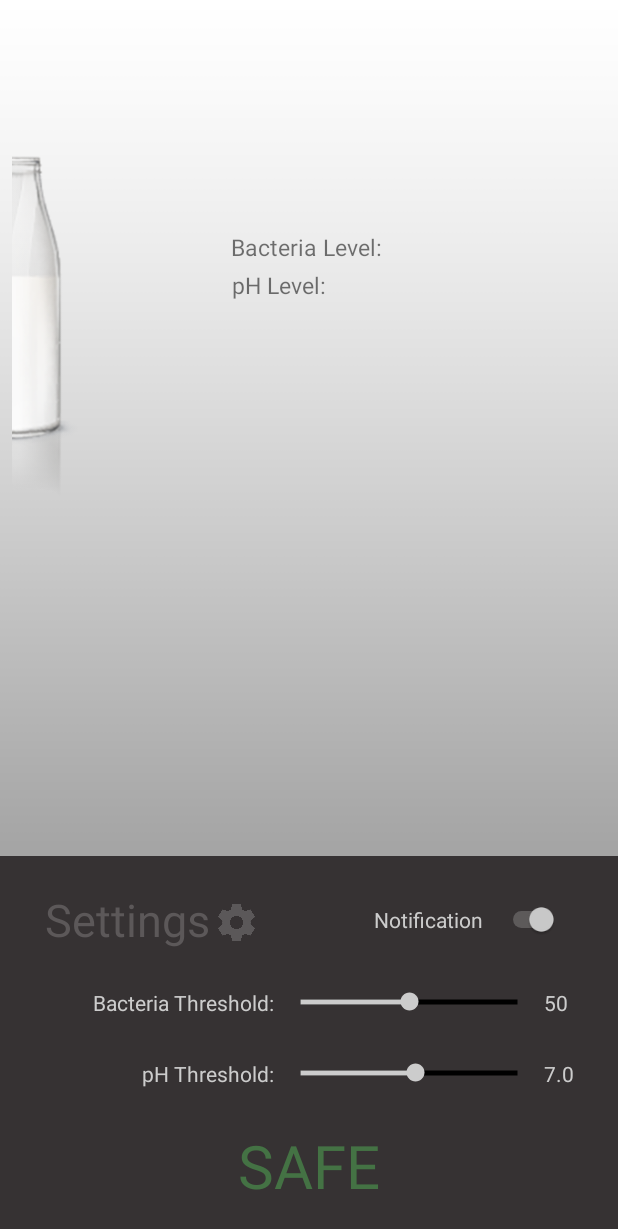
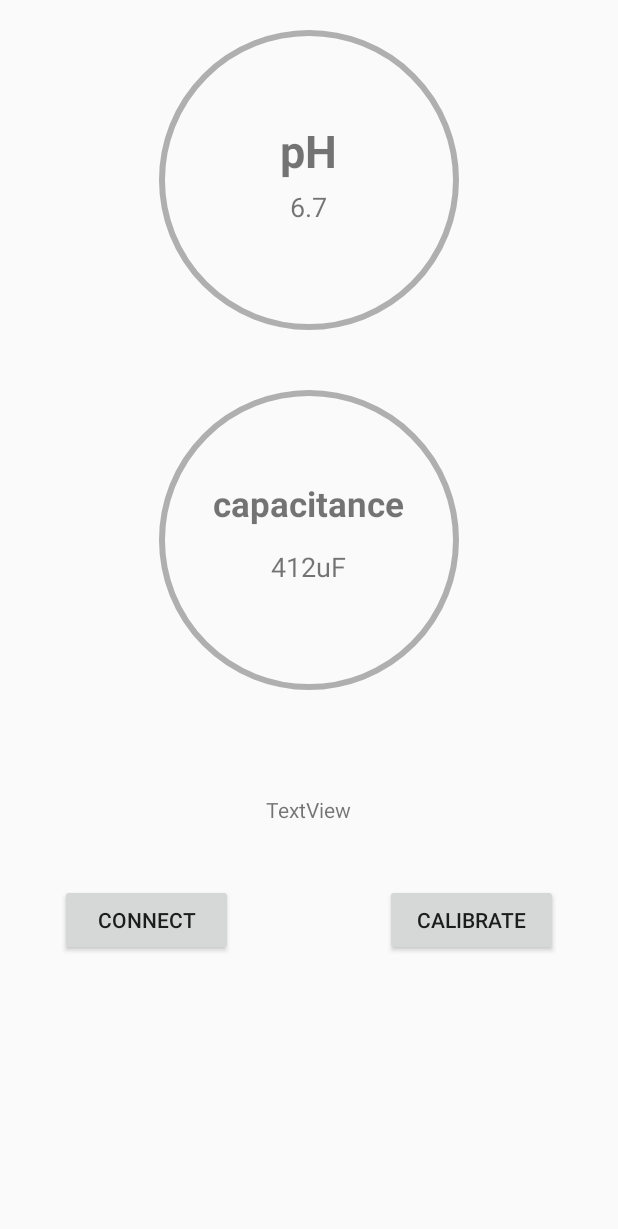
Before and after one commit to loichiilek/MilkWatch, an Android app: the screen it shows after launch (InformationDisplay before the commit, CircularProgressBarActivity after it), after a tap on an icon or button, on a phone screen of 412 x 824 dp. Shown: the top 1229 px of the screen. Run offline under Robolectric (Android 15) with nearby library versions, the phone set to English and light mode, and no system bars; libraries missing offline, so code that uses them is left out: org.eclipse.paho; 6 statements that could not run were skipped.

Commit message:
Think it's done?

```diff
--- /dev/null
+++ b/app/src/main/java/com/example/chiilek/milkwatch/CircularProgressBar.java
@@ -0,0 +1,189 @@
+package com.example.chiilek.milkwatch;
+
+import android.animation.ObjectAnimator;
+import android.content.Context;
+import android.content.res.TypedArray;
+import android.graphics.Canvas;
+import android.graphics.Color;
+import android.graphics.Paint;
+import android.graphics.RectF;
+import android.util.AttributeSet;
+import android.util.Log;
+import android.view.View;
+import android.view.animation.DecelerateInterpolator;
+
+/**
+ * Created by chiilek on 1/4/2018.
+ */
+
+public class CircularProgressBar extends View {
+
+    public float getStrokeWidth() {
+        return strokeWidth;
+    }
+
+    public void setStrokeWidth(float strokeWidth) {
+        this.strokeWidth = strokeWidth;
+        backgroundPaint.setStrokeWidth(strokeWidth);
+        foregroundPaint.setStrokeWidth(strokeWidth);
+        invalidate();
+        requestLayout();
+    }
+
+    public float getProgress() {
+        return progress;
+    }
+
+    public void setProgress(float progress) {
+        this.progress = progress;
+        invalidate();
+    }
+
+    public float getCalibratedVal() {
+        return calibratedVal;
+    }
+
+    public void setCalibratedVal(float calibratedVal) {
+        this.calibratedVal = calibratedVal;
+        invalidate();
+    }
+
+    public int getMin() {
+        return min;
+    }
+
+    public void setMin(int min) {
+        this.min = min;
+        invalidate();
+    }
+
+    public int getMax() {
+        return max;
+    }
+
+    public void setMax(int max) {
+        this.max = max;
+        invalidate();
+    }
+
+    public int getColor() {
+        return color;
+    }
+
+    public void setColor(int color) {
+        this.color = color;
+        backgroundPaint.setColor(adjustAlpha(color, 0.3f));
+        foregroundPaint.setColor(color);
+        invalidate();
+        requestLayout();
+    }
+
+    /**
+     * ProgressBar's line thickness
+
+     */
+    private float strokeWidth = 4;
+    private float progress = 0;
+    private float calibratedVal = 0;
+    private int min = 0;
+    private int max = 100;
+    /**
+     * Start the progress at 12 o'clock
+     */
+    private int startAngle = -90;
+    private int color = Color.BLACK;
+    private int calibratedValColor = Color.RED;
+    private RectF rectF;
+    private Paint backgroundPaint;
+    private Paint foregroundPaint;
+    private Paint calibratedPaint;
+
+
+    public CircularProgressBar(Context context, AttributeSet attrs) {
+        super(context, attrs);
+        init(context, attrs);
+    }
+
+    private void init(Context context, AttributeSet attrs) {
+        rectF = new RectF();
+        TypedArray typedArray = context.getTheme().obtainStyledAttributes(
+                attrs,
+                R.styleable.CircleProgressBar,
+                0, 0);
+        //Reading values from the XML layout
+        try {
+            strokeWidth = typedArray.getDimension(R.styleable.CircleProgressBar_progressBarThickness, strokeWidth);
+            progress = typedArray.getFloat(R.styleable.CircleProgressBar_progress, progress);
+            calibratedVal = typedArray.getFloat(R.styleable.CircleProgressBar_calibratedVal, calibratedVal);
+            color = typedArray.getInt(R.styleable.CircleProgressBar_progressbarColor, color);
+            calibratedValColor = typedArray.getInt(R.styleable.CircleProgressBar_calibratedValColor, calibratedValColor);
+            min = typedArray.getInt(R.styleable.CircleProgressBar_min, min);
+            max = typedArray.getInt(R.styleable.CircleProgressBar_max, max);
+        } finally {
+            typedArray.recycle();
+        }
+
+        backgroundPaint = new Paint(Paint.ANTI_ALIAS_FLAG);
+        backgroundPaint.setColor(adjustAlpha(color, 0.3f));
+        backgroundPaint.setStyle(Paint.Style.STROKE);
+        backgroundPaint.setStrokeWidth(strokeWidth);
+
+        foregroundPaint = new Paint(Paint.ANTI_ALIAS_FLAG);
+        foregroundPaint.setColor(color);
+        foregroundPaint.setStyle(Paint.Style.STROKE);
+        foregroundPaint.setStrokeWidth(strokeWidth);
+
+        calibratedPaint = new Paint(Paint.ANTI_ALIAS_FLAG);
+        calibratedPaint.setColor(adjustAlpha(calibratedValColor, 0.3f));
+        calibratedPaint.setStyle(Paint.Style.STROKE);
+        calibratedPaint.setStrokeWidth(strokeWidth);
+    }
+
+    private int adjustAlpha(int color, float factor) {
+        int alpha = Math.round(Color.alpha(color) * factor);
+        int red = Color.red(color);
+        int green = Color.green(color);
+        int blue = Color.blue(color);
+        return Color.argb(alpha, red, green, blue);
+    }
+
+    @Override
+    protected void onMeasure(int widthMeasureSpec, int heightMeasureSpec) {
+
+        final int height = getDefaultSize(getSuggestedMinimumHeight(), heightMeasureSpec);
+        final int width = getDefaultSize(getSuggestedMinimumWidth(), widthMeasureSpec);
+        final int min = Math.min(width, height);
+        setMeasuredDimension(min, min);
+        rectF.set(0 + strokeWidth / 2, 0 + strokeWidth / 2, min - strokeWidth / 2, min - strokeWidth / 2);
+    }
+
+    @Override
+    protected void onDraw(Canvas canvas) {
+        super.onDraw(canvas);
+
+        canvas.drawOval(rectF, backgroundPaint);
+
+        float angle2 = 360 * calibratedVal / max;
+        canvas.drawArc(rectF, startAngle, angle2, false, calibratedPaint);
+
+        float angle = 360 * progress / max;
+        canvas.drawArc(rectF, startAngle, angle, false, foregroundPaint);
+
+    }
+
+    public void setProgressWithAnimation(float progress) {
+
+        ObjectAnimator objectAnimator = ObjectAnimator.ofFloat(this, "progress", progress);
+        objectAnimator.setDuration(1500);
+        objectAnimator.setInterpolator(new DecelerateInterpolator());
+        objectAnimator.start();
+    }
+
+    public void setCalibrationWithAnimation(float calibratedVal) {
+        Log.d("Calibration", "Calibrating");
+        ObjectAnimator objectAnimator = ObjectAnimator.ofFloat(this, "calibratedVal", calibratedVal);
+        objectAnimator.setDuration(1500);
+        objectAnimator.setInterpolator(new DecelerateInterpolator());
+        objectAnimator.start();
+    }
+}
--- a/app/src/main/java/com/example/chiilek/milkwatch/activity_classes/CircularProgressBarActivity.java
+++ b/app/src/main/java/com/example/chiilek/milkwatch/activity_classes/CircularProgressBarActivity.java
@@ -58,7 +58,7 @@ public class CircularProgressBarActivity extends AppCompatActivity {
         super.onCreate(savedInstanceState);
         setContentView(R.layout.activity_information_display2);
 
-        sharedPref = getPreferences(0);
+        sharedPref = this.getSharedPreferences("values", MODE_PRIVATE);;
         editor = sharedPref.edit();
 
         subText = findViewById(R.id.subText);
@@ -71,8 +71,6 @@ public class CircularProgressBarActivity extends AppCompatActivity {
         client = new MqttAndroidClient(this.getApplicationContext(), URL, clientId);
 
         options = new MqttConnectOptions();
-
-
         options.setUserName(USERNAME);
         options.setPassword(PASSWORD.toCharArray());
 
@@ -118,10 +116,33 @@ public class CircularProgressBarActivity extends AppCompatActivity {
                     MsgParser msgParser = new MsgParser(new String(message.getPayload()));
                     pHValue.setText(format("%.1f", msgParser.getpH_value()));
                     capacitanceValue.setText(format("%.1f", msgParser.getCapacitance()));
+
+                    pHBar.setCalibrationWithAnimation(ProgressValueConverter.pHValueToProgress(sharedPref.getFloat("pHCalibratedVal", 7.0f)));
+                    capBar.setCalibrationWithAnimation(ProgressValueConverter.capValueToProgress(sharedPref.getFloat("capacitanceCalibratedVal", 400f)));
+
+
+//                    Log.d("msgParser.getpH_value()", Float.toString(msgParser.getpH_value()));
+//                    Log.d("msgParser.getCapacitance()", Float.toString(msgParser.getCapacitance()));
+//
+//                    Log.d("msgParser.getpH_value() progress", Float.toString(ProgressValueConverter.pHValueToProgress(msgParser.getpH_value())));
+//                    Log.d("msgParser.getCapacitance() progress", Float.toString(ProgressValueConverter.capValueToProgress(msgParser.getCapacitance())));
+//
+//                    Log.d("sharedPref pHCalibratedVal", Float.toString(sharedPref.getFloat("pHCalibratedVal", 7.0f)));
+//                    Log.d("sharedPref capacitanceCalibratedVal", Float.toString(sharedPref.getFloat("capacitanceCalibratedVal", 400f)));
+//
+//                    Log.d("sharedPref ProgressValueConverter", Float.toString(ProgressValueConverter.pHValueToProgress(sharedPref.getFloat("pHCalibratedVal", 7.0f))));
+//                    Log.d("sharedPref ProgressValueConverter", Float.toString(ProgressValueConverter.capValueToProgress(sharedPref.getFloat("capacitanceCalibratedVal", 400f))));
+
                     editor.putFloat("pHVal", msgParser.getpH_value());
                     editor.putFloat("capacitanceVal", msgParser.getCapacitance());
-                    pHBar.setProgressWithAnimation(40f);
-                    capBar.setProgressWithAnimation(50f);
+                    editor.apply();
+
+                    pHBar.setProgressWithAnimation(ProgressValueConverter.pHValueToProgress(msgParser.getpH_value()));
+                    capBar.setProgressWithAnimation(ProgressValueConverter.capValueToProgress(msgParser.getCapacitance()));
+
+
+//                    pHBar.setProgressWithAnimation(40f);
+//                    capBar.setProgressWithAnimation(50f);
                 }
             }
 
@@ -168,7 +189,8 @@ public class CircularProgressBarActivity extends AppCompatActivity {
         Log.d("Calibration", "pH: " + pHBar.getProgress());
         capBar.setCalibrationWithAnimation(capBar.getProgress());
         pHBar.setCalibrationWithAnimation(pHBar.getProgress());
-        editor.putFloat("pHVal", ProgressValueConverter.pHProgressToValue(pHBar.getProgress()));
-        editor.putFloat("capacitanceVal", ProgressValueConverter.capProgressToValue(capBar.getProgress()));
+        editor.putFloat("pHCalibratedVal", ProgressValueConverter.pHProgressToValue(pHBar.getProgress()));
+        editor.putFloat("capacitanceCalibratedVal", ProgressValueConverter.capProgressToValue(capBar.getProgress()));
+        editor.apply();
     }
 }
--- /dev/null
+++ b/app/src/main/java/com/example/chiilek/milkwatch/activity_classes/HomeActivity.java
@@ -0,0 +1,78 @@
+package com.example.chiilek.milkwatch.activity_classes;
+
+import android.app.job.JobInfo;
+import android.content.ComponentName;
+import android.content.Intent;
+import android.content.SharedPreferences;
+import android.os.PersistableBundle;
+import android.support.v7.app.AppCompatActivity;
+import android.os.Bundle;
+import android.util.Log;
+import android.view.View;
+import android.widget.Toast;
+
+import com.example.chiilek.milkwatch.job_scheduler.NotificationJobService;
+import com.example.chiilek.milkwatch.R;
+
+public class HomeActivity extends AppCompatActivity {
+
+    private static final int JOB_ID = 101;
+    private android.app.job.JobScheduler jobScheduler;
+    private JobInfo jobInfo;
+
+    @Override
+    protected void onCreate(Bundle savedInstanceState) {
+        super.onCreate(savedInstanceState);
+        setContentView(R.layout.activity_home);
+
+        SharedPreferences sharedPref = this.getSharedPreferences("values", MODE_PRIVATE);
+        final SharedPreferences.Editor editor = sharedPref.edit();
+        float pHCalibratedVal = sharedPref.getFloat("pHCalibratedVal", 1.0f);
+        float capacitanceCalibratedVal = sharedPref.getFloat("capacitanceCalibratedVal", 1.0f);
+        float pHVal = sharedPref.getFloat("pHVal", 0.0f);
+        float capacitanceVal = sharedPref.getFloat("capacitanceVal", 0.0f);
+
+        Log.d("onCreate HOME", "pH" + Float.toString(pHCalibratedVal));
+        Log.d("onCreate HOME", "cap" + Float.toString(capacitanceCalibratedVal));
+
+        PersistableBundle bundle = new PersistableBundle();
+        bundle.putDouble("pHCalibratedVal", pHCalibratedVal);
+        bundle.putDouble("capacitanceCalibratedVal", capacitanceCalibratedVal);
+        bundle.putDouble("pHVal", pHVal);
+        bundle.putDouble("capacitanceVal", capacitanceVal);
+
+        ComponentName serviceName = new ComponentName(getPackageName(), NotificationJobService.class.getName());
+        jobInfo = new JobInfo.Builder(JOB_ID, serviceName)
+                .setMinimumLatency(20000)
+          //      .setPeriodic(1000)
+                .setRequiredNetworkType(JobInfo.NETWORK_TYPE_ANY)
+                .setExtras(bundle)
+                .build();
+        jobScheduler = (android.app.job.JobScheduler) getSystemService(JOB_SCHEDULER_SERVICE);
+
+//        MessageReceiver receiver = new MessageReceiver(new Message());
+//
+//        // To start the background intent whenever this activity is created.
+//        Intent backgroundIntent = new Intent(this, BackgroundService.class);
+//        backgroundIntent.putExtra("timer", 10);
+//        backgroundIntent.putExtra("receiver", receiver);
+//        startService(backgroundIntent);
+        jobScheduler.schedule(jobInfo);
+    }
+
+    public void fetch_data(View view) {
+
+        Log.d("Scheduler", "Started Schedule");
+        Intent intent = new Intent(this, CircularProgressBarActivity.class);
+        startActivity(intent);
+    }
+
+    // To pass data back to UI.
+    public class Message {
+        public void displayMessage(int resultCode, Bundle resultData){
+            String message = resultData.getString("message");
+            Toast.makeText(HomeActivity.this, message + "", Toast.LENGTH_SHORT).show();
+        }
+    }
+
+}
--- a/app/src/main/java/com/example/chiilek/milkwatch/InformationDisplay.java
+++ b/app/src/main/java/com/example/chiilek/milkwatch/activity_classes/InformationDisplay.java
@@ -1,4 +1,4 @@
-package com.example.chiilek.milkwatch;
+package com.example.chiilek.milkwatch.activity_classes;
 
 import android.annotation.SuppressLint;
 import android.content.SharedPreferences;
@@ -8,6 +8,10 @@ import android.widget.CompoundButton;
 import android.widget.SeekBar;
 import android.widget.Switch;
 import android.widget.TextView;
+
+import com.example.chiilek.milkwatch.R;
+import com.example.chiilek.milkwatch.not_used.AlarmReceiver;
+import com.example.chiilek.milkwatch.not_used.Notification;
 
 import static java.lang.String.format;
 
@@ -50,7 +54,7 @@ public class InformationDisplay extends AppCompatActivity {
         if (sharedPref.getBoolean("notification", true)) {
             notifText.setTextColor(getColor(R.color.colorAccent));
             notifSwitch.setChecked(true);
-            Notification.setNotif(InformationDisplay.this, AlarmReceiver.class);
+//            Notification.setNotif(InformationDisplay.this, AlarmReceiver.class);
         } else {
             notifText.setTextColor(getColor(R.color.colorSpaceGreyLight));
             notifSwitch.setChecked(false);
--- a/app/src/main/res/layout/activity_home.xml
+++ b/app/src/main/res/layout/activity_home.xml
@@ -7,7 +7,7 @@
     android:background="@drawable/background_without_cow"
     android:gravity="center|center_vertical"
     android:orientation="vertical"
-    tools:context="com.example.chiilek.milkwatch.HomeActivity"
+    tools:context="com.example.chiilek.milkwatch.activity_classes.HomeActivity"
     tools:layout_editor_absoluteY="25dp">
 
     <TextView
--- a/app/src/main/res/layout/activity_information_display.xml
+++ b/app/src/main/res/layout/activity_information_display.xml
@@ -7,7 +7,7 @@
     android:gravity="center|center_vertical"
     android:orientation="vertical"
     android:background="@drawable/background_grey_gradient"
-    tools:context="com.example.chiilek.milkwatch.InformationDisplay">
+    tools:context="com.example.chiilek.milkwatch.activity_classes.InformationDisplay">
 
     <android.support.constraint.ConstraintLayout
         android:layout_width="match_parent"
@@ -256,6 +256,7 @@
             app:layout_constraintTop_toTopOf="parent"
             app:layout_constraintVertical_bias="0.9" />
 
+
     </android.support.constraint.ConstraintLayout>
 
 
--- a/app/src/main/res/layout/activity_information_display2.xml
+++ b/app/src/main/res/layout/activity_information_display2.xml
@@ -1,6 +1,102 @@
 <?xml version="1.0" encoding="utf-8"?>
 <RelativeLayout xmlns:android="http://schemas.android.com/apk/res/android"
     android:layout_width="match_parent"
-    android:layout_height="match_parent">
+    android:layout_height="match_parent"
+    xmlns:app="http://schemas.android.com/apk/res-auto"
+    android:orientation="vertical">
+
+    <com.example.chiilek.milkwatch.CircularProgressBar
+        android:layout_centerHorizontal="true"
+        android:id="@+id/custom_progressBar_pH"
+        android:layout_width="200dp"
+        android:layout_height="200dp"
+        android:layout_margin="20dp"
+        app:progress="0"
+        app:calibratedVal="0"
+        app:progressBarThickness="4dp"/>
+
+    <com.example.chiilek.milkwatch.CircularProgressBar
+        android:layout_centerHorizontal="true"
+        android:id="@+id/custom_progressBar_capacitance"
+        android:layout_width="200dp"
+        android:layout_height="200dp"
+        android:layout_below="@+id/custom_progressBar_pH"
+        android:layout_margin="20dp"
+        app:progress="0"
+        app:calibratedVal="0"
+        app:progressBarThickness="4dp"/>
+
+    <TextView
+        android:id="@+id/subText"
+        android:layout_width="wrap_content"
+        android:layout_height="wrap_content"
+        android:layout_below="@+id/custom_progressBar_capacitance"
+        android:layout_centerHorizontal="true"
+        android:layout_marginTop="50dp"
+        android:text="TextView" />
+
+    <Button
+        android:id="@+id/connect"
+        android:layout_width="115dp"
+        android:layout_height="wrap_content"
+        android:layout_below="@+id/subText"
+        android:layout_marginTop="40dp"
+        android:layout_marginStart="40dp"
+        android:text="Connect"
+        android:onClick="conn"/>
+
+    <Button
+        android:id="@+id/calibrate"
+        android:layout_width="115dp"
+        android:layout_height="wrap_content"
+        android:layout_below="@+id/subText"
+        android:layout_alignParentEnd="true"
+        android:layout_marginTop="40dp"
+        android:layout_marginEnd="40dp"
+        android:text="Calibrate"
+        android:onClick="calibrate"/>
+
+    <TextView
+        android:id="@+id/display2_pH"
+        android:layout_centerHorizontal="true"
+        android:layout_width="wrap_content"
+        android:layout_height="wrap_content"
+        android:layout_alignTop="@+id/custom_progressBar_pH"
+        android:layout_marginTop="60dp"
+        android:textSize="30sp"
+        android:textStyle="bold"
+        android:text="pH" />
+
+    <TextView
+        android:id="@+id/display2_pHValue"
+        android:layout_centerHorizontal="true"
+        android:layout_width="wrap_content"
+        android:layout_height="wrap_content"
+        android:layout_alignTop="@+id/display2_pH"
+        android:layout_marginTop="45dp"
+        android:textSize="18sp"
+        android:text="6.7" />
+
+    <TextView
+        android:id="@+id/display2_capacitance"
+        android:layout_width="wrap_content"
+        android:layout_height="wrap_content"
+        android:layout_centerHorizontal="true"
+        android:layout_alignTop="@+id/custom_progressBar_capacitance"
+        android:layout_marginTop="60dp"
+        android:text="capacitance"
+        android:textStyle="bold"
+        android:textSize="23sp" />
+
+    <TextView
+        android:id="@+id/display2_capacitanceValue"
+        android:layout_width="wrap_content"
+        android:layout_height="wrap_content"
+        android:layout_centerHorizontal="true"
+        android:layout_alignTop="@+id/display2_capacitance"
+        android:layout_marginTop="45dp"
+        android:text="412uF"
+        android:textSize="18sp" />
+
 
 </RelativeLayout>
```
Also changed, not shown: app/build.gradle (+10 -0 lines), app/src/main/AndroidManifest.xml (+16 -9 lines), app/src/main/java/com/example/chiilek/milkwatch/ProgressValueConverter.java (added, +24 -0 lines), app/src/main/java/com/example/chiilek/milkwatch/job_scheduler/NotificationJobService.java (added, +190 -0 lines), app/src/main/java/com/example/chiilek/milkwatch/mqtt/MsgParser.java (added, +63 -0 lines), app/src/main/res/values/attrs.xml (added, +13 -0 lines).
